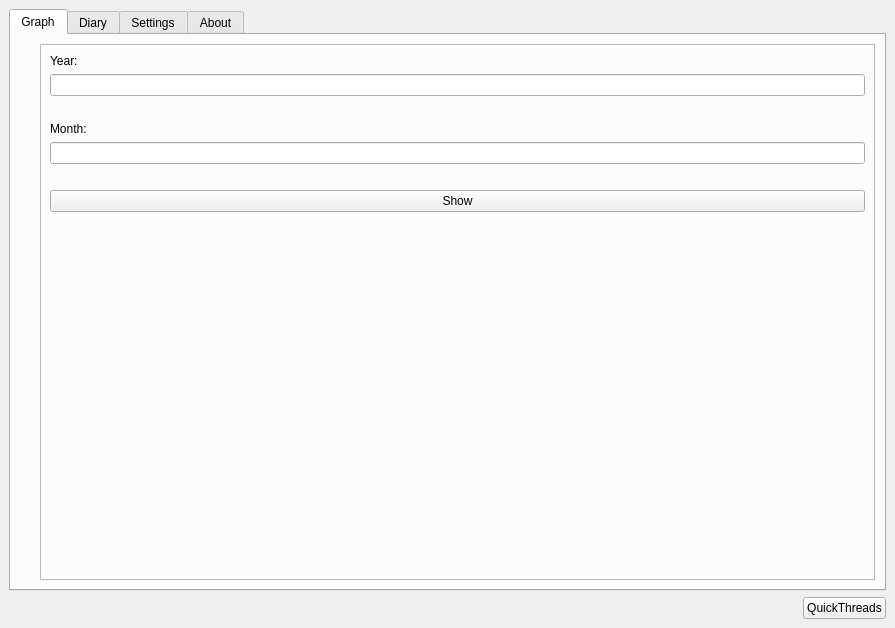
This is pyqt/ht/main_window.ui in opetelin/olegs_test_repo as Qt 5 draws it before an edit. The edited form follows.
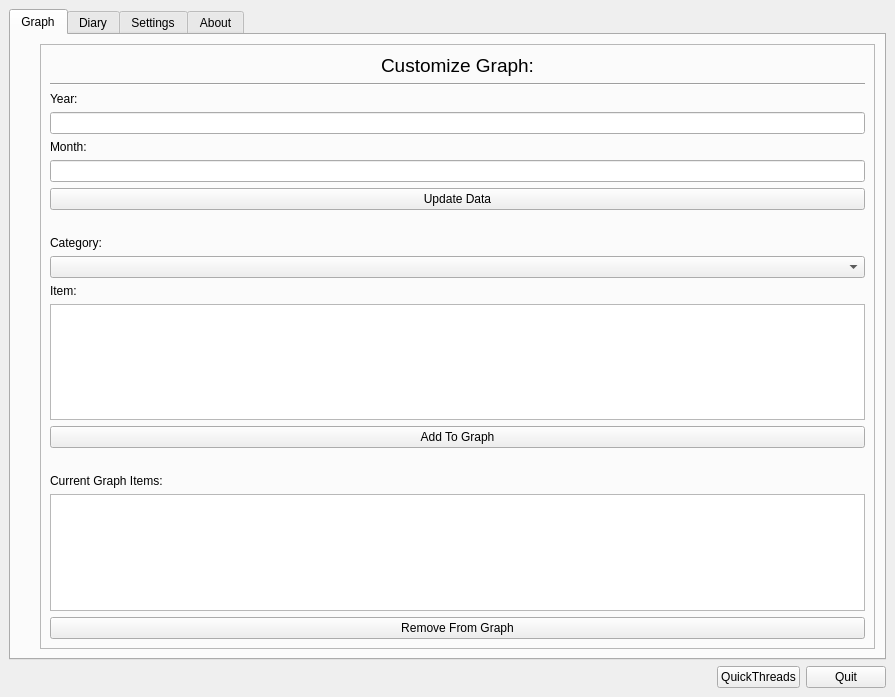
This is the edited form.

Commit message: Some graph setup stuff

Patch:
```diff
--- a/pyqt/ht/main_window.ui
+++ b/pyqt/ht/main_window.ui
@@ -7,7 +7,7 @@
     <x>0</x>
     <y>0</y>
     <width>895</width>
-    <height>628</height>
+    <height>697</height>
    </rect>
   </property>
   <property name="windowTitle">
@@ -52,7 +52,21 @@
              <enum>QFrame::Raised</enum>
             </property>
             <layout class="QVBoxLayout" name="verticalLayout_4">
-             <item alignment="Qt::AlignTop">
+             <item>
+              <widget class="QLabel" name="label_7">
+               <property name="text">
+                <string>&lt;html&gt;&lt;head/&gt;&lt;body&gt;&lt;p align=&quot;center&quot;&gt;&lt;span style=&quot; font-size:14pt;&quot;&gt;Customize Graph:&lt;/span&gt;&lt;/p&gt;&lt;/body&gt;&lt;/html&gt;</string>
+               </property>
+              </widget>
+             </item>
+             <item>
+              <widget class="Line" name="line_2">
+               <property name="orientation">
+                <enum>Qt::Horizontal</enum>
+               </property>
+              </widget>
+             </item>
+             <item>
               <widget class="QLabel" name="label_2">
                <property name="sizePolicy">
                 <sizepolicy hsizetype="Fixed" vsizetype="Fixed">
@@ -75,19 +89,6 @@
                </property>
               </widget>
              </item>
-             <item>
-              <spacer name="horizontalSpacer">
-               <property name="orientation">
-                <enum>Qt::Horizontal</enum>
-               </property>
-               <property name="sizeHint" stdset="0">
-                <size>
-                 <width>40</width>
-                 <height>20</height>
-                </size>
-               </property>
-              </spacer>
-             </item>
              <item alignment="Qt::AlignTop">
               <widget class="QLabel" name="label">
                <property name="sizePolicy">
@@ -104,23 +105,80 @@
              <item>
               <widget class="QLineEdit" name="line_month"/>
              </item>
-             <item>
-              <spacer name="horizontalSpacer_2">
-               <property name="orientation">
-                <enum>Qt::Horizontal</enum>
-               </property>
-               <property name="sizeHint" stdset="0">
-                <size>
-                 <width>40</width>
-                 <height>20</height>
-                </size>
-               </property>
-              </spacer>
-             </item>
              <item>
               <widget class="QPushButton" name="btn_update_graph">
                <property name="text">
-                <string>Show</string>
+                <string>Update Data</string>
+               </property>
+              </widget>
+             </item>
+             <item>
+              <spacer name="horizontalSpacer">
+               <property name="orientation">
+                <enum>Qt::Horizontal</enum>
+               </property>
+               <property name="sizeHint" stdset="0">
+                <size>
+                 <width>40</width>
+                 <height>20</height>
+                </size>
+               </property>
+              </spacer>
+             </item>
+             <item>
+              <widget class="QLabel" name="label_6">
+               <property name="text">
+                <string>Category:</string>
+               </property>
+              </widget>
+             </item>
+             <item>
+              <widget class="QComboBox" name="cmb_thread_select"/>
+             </item>
+             <item>
+              <widget class="QLabel" name="label_8">
+               <property name="text">
+                <string>Item:</string>
+               </property>
+              </widget>
+             </item>
+             <item>
+              <widget class="QListWidget" name="lst_item_select"/>
+             </item>
+             <item>
+              <widget class="QPushButton" name="btn_add_graph_item">
+               <property name="text">
+                <string>Add To Graph</string>
+               </property>
+              </widget>
+             </item>
+             <item>
+              <spacer name="horizontalSpacer_2">
+               <property name="orientation">
+                <enum>Qt::Horizontal</enum>
+               </property>
+               <property name="sizeHint" stdset="0">
+                <size>
+                 <width>40</width>
+                 <height>20</height>
+                </size>
+               </property>
+              </spacer>
+             </item>
+             <item>
+              <widget class="QLabel" name="label_9">
+               <property name="text">
+                <string>Current Graph Items:</string>
+               </property>
+              </widget>
+             </item>
+             <item>
+              <widget class="QListWidget" name="lst_active_graph_items"/>
+             </item>
+             <item>
+              <widget class="QPushButton" name="btn_remove_graph_item">
+               <property name="text">
+                <string>Remove From Graph</string>
                </property>
               </widget>
              </item>
@@ -242,18 +300,48 @@
       </widget>
      </widget>
     </item>
-    <item alignment="Qt::AlignRight">
-     <widget class="QPushButton" name="btn_test">
-      <property name="sizePolicy">
-       <sizepolicy hsizetype="Fixed" vsizetype="Fixed">
-        <horstretch>0</horstretch>
-        <verstretch>0</verstretch>
-       </sizepolicy>
-      </property>
-      <property name="text">
-       <string>QuickThreads</string>
-      </property>
-     </widget>
+    <item>
+     <layout class="QHBoxLayout" name="horizontalLayout_3">
+      <item>
+       <spacer name="horizontalSpacer_3">
+        <property name="orientation">
+         <enum>Qt::Horizontal</enum>
+        </property>
+        <property name="sizeHint" stdset="0">
+         <size>
+          <width>40</width>
+          <height>20</height>
+         </size>
+        </property>
+       </spacer>
+      </item>
+      <item>
+       <widget class="QPushButton" name="btn_test">
+        <property name="sizePolicy">
+         <sizepolicy hsizetype="Fixed" vsizetype="Fixed">
+          <horstretch>0</horstretch>
+          <verstretch>0</verstretch>
+         </sizepolicy>
+        </property>
+        <property name="text">
+         <string>QuickThreads</string>
+        </property>
+       </widget>
+      </item>
+      <item alignment="Qt::AlignRight">
+       <widget class="QPushButton" name="btn_quit">
+        <property name="sizePolicy">
+         <sizepolicy hsizetype="Fixed" vsizetype="Fixed">
+          <horstretch>0</horstretch>
+          <verstretch>0</verstretch>
+         </sizepolicy>
+        </property>
+        <property name="text">
+         <string>Quit</string>
+        </property>
+       </widget>
+      </item>
+     </layout>
     </item>
    </layout>
   </widget>
```
Left out of the diff: 6 changed lines with no effect on the pictures. The commit also changes 2 other files.
